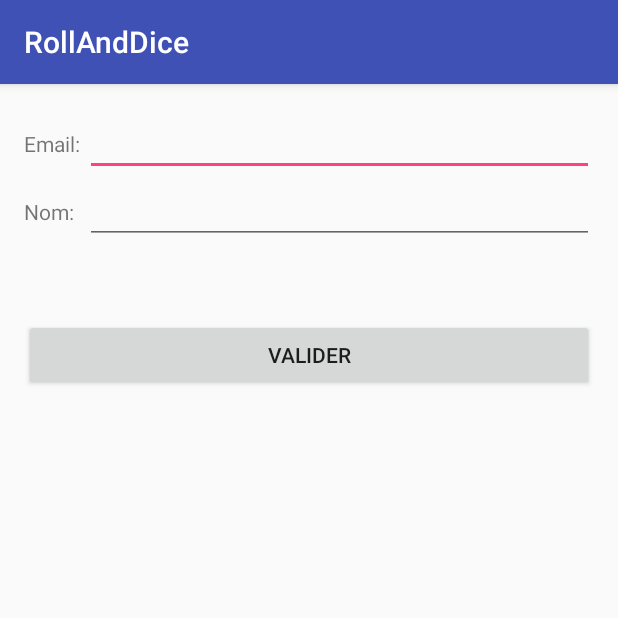
After one commit to joel-vaucher/Hearc-Android-Roll-Dice, an Android app: the SecretActivity screen opened directly, with no data from a screen before it, on a phone screen of 412 x 824 dp, the top half of it. The commit adds this screen. Run offline under Robolectric (Android 15) with nearby library versions, the phone set to English and light mode, and no system bars.

Commit message:
ajout bouton secret pour dmodifier l'email

```diff
--- a/RollAndDice/app/src/main/AndroidManifest.xml
+++ b/RollAndDice/app/src/main/AndroidManifest.xml
@@ -2,7 +2,7 @@
 <manifest xmlns:android="http://schemas.android.com/apk/res/android"
     package="ch.hearc.rollanddice">
 
-    <uses-permission android:name="android.permission.INTERNET"/>
+    <uses-permission android:name="android.permission.INTERNET" />
     <uses-permission android:name="android.permission.ACCESS_FINE_LOCATION" />
 
     <application
@@ -14,9 +14,10 @@
         <uses-feature
             android:glEsVersion="0x00020000"
             android:required="true" />
+        <uses-feature
+            android:glEsVersion="0x00020000"
+            android:required="true" />
 
-
-        <uses-feature android:glEsVersion="0x00020000" android:required="true" />
         <activity android:name=".MainActivity">
             <intent-filter>
                 <action android:name="android.intent.action.MAIN" />
@@ -27,10 +28,11 @@
         <activity
             android:name=".OpenGLActivity"
             android:label="@string/title_activity_open_gl"
-            android:theme="@style/AppTheme.NoActionBar"></activity>
+            android:theme="@style/AppTheme.NoActionBar" />
         <activity android:name=".StatsActivity" />
-        <activity android:name=".ListActivity"></activity>
+        <activity android:name=".ListActivity" />
         <activity android:name=".DiceAdapter2" />
+        <activity android:name=".SecretActivity"></activity>
     </application>
 
 </manifest>
--- a/RollAndDice/app/src/main/java/ch/hearc/rollanddice/MainActivity.java
+++ b/RollAndDice/app/src/main/java/ch/hearc/rollanddice/MainActivity.java
@@ -90,6 +90,15 @@ public class MainActivity extends Activity implements LocationListener {
             @Override
             public void onClick(View v) {
                 newDice();
+            }
+        });
+
+        Button btnSecret = (Button)findViewById(R.id.buttonSecret);
+        btnSecret.setOnClickListener(new View.OnClickListener(){
+            @Override
+            public void onClick(View v) {
+                Intent demarre = new Intent(MainActivity.this, SecretActivity.class);
+                startActivity(demarre);
             }
         });
 
--- /dev/null
+++ b/RollAndDice/app/src/main/java/ch/hearc/rollanddice/SecretActivity.java
@@ -0,0 +1,23 @@
+package ch.hearc.rollanddice;
+
+import android.support.v7.app.AppCompatActivity;
+import android.os.Bundle;
+import android.view.View;
+import android.widget.Button;
+
+public class SecretActivity extends AppCompatActivity {
+
+    @Override
+    protected void onCreate(Bundle savedInstanceState) {
+        super.onCreate(savedInstanceState);
+        setContentView(R.layout.activity_secret);
+
+        Button btnValidate = (Button)findViewById(R.id.buttonValidate);
+        btnValidate.setOnClickListener(new View.OnClickListener(){
+            @Override
+            public void onClick(View v){
+                finish();
+            }
+        });
+    }
+}
--- a/RollAndDice/app/src/main/res/layout/activity_main.xml
+++ b/RollAndDice/app/src/main/res/layout/activity_main.xml
@@ -68,4 +68,12 @@
         android:layout_toStartOf="@+id/buttonRoll"
         android:layout_marginEnd="32dp" />
 
+    <Button
+        android:layout_width="wrap_content"
+        android:layout_height="wrap_content"
+        android:layout_alignParentBottom="true"
+        android:layout_toEndOf="@+id/textViewResult"
+        android:id="@+id/buttonSecret"
+        android:background="@android:color/transparent" />
+
 </RelativeLayout>
--- /dev/null
+++ b/RollAndDice/app/src/main/res/layout/activity_secret.xml
@@ -0,0 +1,60 @@
+<?xml version="1.0" encoding="utf-8"?>
+<RelativeLayout xmlns:android="http://schemas.android.com/apk/res/android"
+    xmlns:tools="http://schemas.android.com/tools"
+    android:id="@+id/activity_secret"
+    android:layout_width="match_parent"
+    android:layout_height="match_parent"
+    android:paddingBottom="@dimen/activity_vertical_margin"
+    android:paddingLeft="@dimen/activity_horizontal_margin"
+    android:paddingRight="@dimen/activity_horizontal_margin"
+    android:paddingTop="@dimen/activity_vertical_margin"
+    tools:context="ch.hearc.rollanddice.SecretActivity">
+
+    <TextView
+        android:text="Email: "
+        android:layout_width="wrap_content"
+        android:layout_height="wrap_content"
+        android:id="@+id/textView"
+        android:layout_alignBaseline="@+id/editTextMail"
+        android:layout_alignBottom="@+id/editTextMail"
+        android:layout_alignParentStart="true" />
+
+    <EditText
+        android:layout_width="wrap_content"
+        android:layout_height="wrap_content"
+        android:inputType="textEmailAddress"
+        android:ems="10"
+        android:id="@+id/editTextMail"
+        android:layout_alignParentTop="true"
+        android:layout_alignParentEnd="true"
+        android:layout_toEndOf="@+id/textView" />
+
+    <Button
+        android:text="Valider"
+        android:layout_width="wrap_content"
+        android:layout_height="wrap_content"
+        android:layout_marginTop="95dp"
+        android:id="@+id/buttonValidate"
+        android:layout_below="@+id/editTextMail"
+        android:layout_alignParentStart="true"
+        android:layout_alignParentEnd="true" />
+
+    <EditText
+        android:layout_width="wrap_content"
+        android:layout_height="wrap_content"
+        android:inputType="textPersonName"
+        android:ems="10"
+        android:layout_below="@+id/editTextMail"
+        android:layout_alignParentEnd="true"
+        android:id="@+id/editTextName"
+        android:layout_alignStart="@+id/editTextMail" />
+
+    <TextView
+        android:text="Nom:"
+        android:layout_width="wrap_content"
+        android:layout_height="wrap_content"
+        android:id="@+id/textView2"
+        android:layout_alignBaseline="@+id/editTextName"
+        android:layout_alignBottom="@+id/editTextName"
+        android:layout_alignParentStart="true" />
+</RelativeLayout>
```
